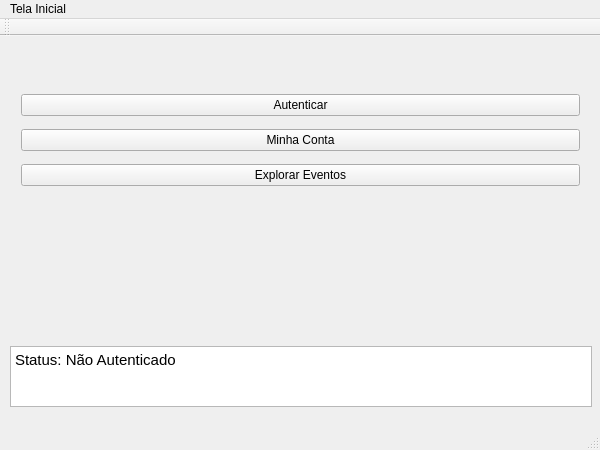
This is sistema usando qt/Sistema_Ingressos/mainwindow.ui in Casterzz/Sistema-ingressos as Qt 5 draws it before an edit. The edited form follows.
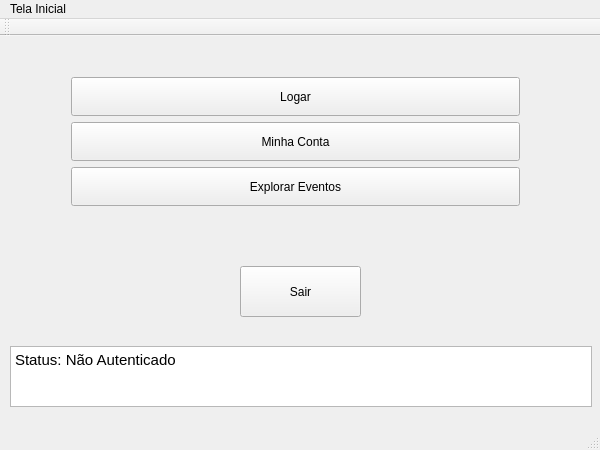
This is the edited form.

Diff of the .ui file:
```diff
--- a/sistema usando qt/Sistema_Ingressos/mainwindow.ui
+++ b/sistema usando qt/Sistema_Ingressos/mainwindow.ui
@@ -37,33 +37,100 @@
 &lt;p style=&quot; margin-top:0px; margin-bottom:0px; margin-left:0px; margin-right:0px; -qt-block-indent:0; text-indent:0px;&quot;&gt;Status: Não Autenticado&lt;/p&gt;&lt;/body&gt;&lt;/html&gt;</string>
     </property>
    </widget>
+   <widget class="QPushButton" name="pushButton">
+    <property name="geometry">
+     <rect>
+      <x>240</x>
+      <y>230</y>
+      <width>121</width>
+      <height>51</height>
+     </rect>
+    </property>
+    <property name="text">
+     <string>Sair</string>
+    </property>
+   </widget>
    <widget class="QWidget" name="layoutWidget">
     <property name="geometry">
      <rect>
-      <x>10</x>
-      <y>40</y>
-      <width>581</width>
-      <height>131</height>
+      <x>20</x>
+      <y>30</y>
+      <width>551</width>
+      <height>151</height>
      </rect>
     </property>
     <layout class="QVBoxLayout" name="verticalLayout">
      <item>
+      <layout class="QHBoxLayout" name="horizontalLayout">
+       <item>
+        <spacer name="horizontalSpacer_2">
+         <property name="orientation">
+          <enum>Qt::Horizontal</enum>
+         </property>
+         <property name="sizeType">
+          <enum>QSizePolicy::Ignored</enum>
+         </property>
+         <property name="sizeHint" stdset="0">
+          <size>
+           <width>40</width>
+           <height>20</height>
+          </size>
+         </property>
+        </spacer>
+       </item>
+       <item>
       <widget class="QPushButton" name="autenticar">
        <property name="sizePolicy">
-        <sizepolicy hsizetype="Minimum" vsizetype="Maximum">
+          <sizepolicy hsizetype="Preferred" vsizetype="Preferred">
          <horstretch>0</horstretch>
          <verstretch>0</verstretch>
         </sizepolicy>
        </property>
        <property name="text">
-        <string>Autenticar</string>
-       </property>
-      </widget>
+          <string>Logar</string>
+         </property>
+        </widget>
+       </item>
+       <item>
+        <spacer name="horizontalSpacer">
+         <property name="orientation">
+          <enum>Qt::Horizontal</enum>
+         </property>
+         <property name="sizeType">
+          <enum>QSizePolicy::Ignored</enum>
+         </property>
+         <property name="sizeHint" stdset="0">
+          <size>
+           <width>40</width>
+           <height>20</height>
+          </size>
+         </property>
+        </spacer>
+       </item>
+      </layout>
+     </item>
+     <item>
+      <layout class="QHBoxLayout" name="horizontalLayout_2">
+       <item>
+        <spacer name="horizontalSpacer_3">
+         <property name="orientation">
+          <enum>Qt::Horizontal</enum>
+         </property>
+         <property name="sizeType">
+          <enum>QSizePolicy::Ignored</enum>
+         </property>
+         <property name="sizeHint" stdset="0">
+          <size>
+           <width>40</width>
+           <height>20</height>
+          </size>
+         </property>
+        </spacer>
      </item>
      <item>
       <widget class="QPushButton" name="conta">
        <property name="sizePolicy">
-        <sizepolicy hsizetype="Minimum" vsizetype="Maximum">
+          <sizepolicy hsizetype="Preferred" vsizetype="Preferred">
          <horstretch>0</horstretch>
          <verstretch>0</verstretch>
         </sizepolicy>
@@ -74,9 +141,45 @@
       </widget>
      </item>
      <item>
+        <spacer name="horizontalSpacer_5">
+         <property name="orientation">
+          <enum>Qt::Horizontal</enum>
+         </property>
+         <property name="sizeType">
+          <enum>QSizePolicy::Ignored</enum>
+         </property>
+         <property name="sizeHint" stdset="0">
+          <size>
+           <width>40</width>
+           <height>20</height>
+          </size>
+         </property>
+        </spacer>
+       </item>
+      </layout>
+     </item>
+     <item>
+      <layout class="QHBoxLayout" name="horizontalLayout_3">
+       <item>
+        <spacer name="horizontalSpacer_4">
+         <property name="orientation">
+          <enum>Qt::Horizontal</enum>
+         </property>
+         <property name="sizeType">
+          <enum>QSizePolicy::Ignored</enum>
+         </property>
+         <property name="sizeHint" stdset="0">
+          <size>
+           <width>40</width>
+           <height>20</height>
+          </size>
+         </property>
+        </spacer>
+       </item>
+       <item>
       <widget class="QPushButton" name="eventos">
        <property name="sizePolicy">
-        <sizepolicy hsizetype="Minimum" vsizetype="Maximum">
+          <sizepolicy hsizetype="Preferred" vsizetype="Preferred">
          <horstretch>0</horstretch>
          <verstretch>0</verstretch>
         </sizepolicy>
@@ -86,6 +189,24 @@
        </property>
       </widget>
      </item>
+       <item>
+        <spacer name="horizontalSpacer_6">
+         <property name="orientation">
+          <enum>Qt::Horizontal</enum>
+         </property>
+         <property name="sizeType">
+          <enum>QSizePolicy::Ignored</enum>
+         </property>
+         <property name="sizeHint" stdset="0">
+          <size>
+           <width>40</width>
+           <height>20</height>
+          </size>
+         </property>
+        </spacer>
+       </item>
+      </layout>
+     </item>
     </layout>
    </widget>
   </widget>
```
Left out of the diff: 21 changed lines with no effect on the pictures. Lines whose indentation alone changed are shown as unchanged.
